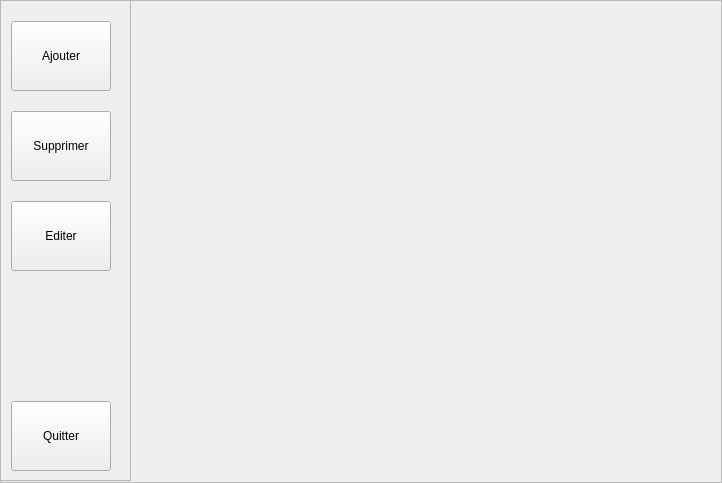
Before: the Qt Designer form ui/frameAdmin.ui in KaneRoot/ihmsem6a, drawn with Qt 5.
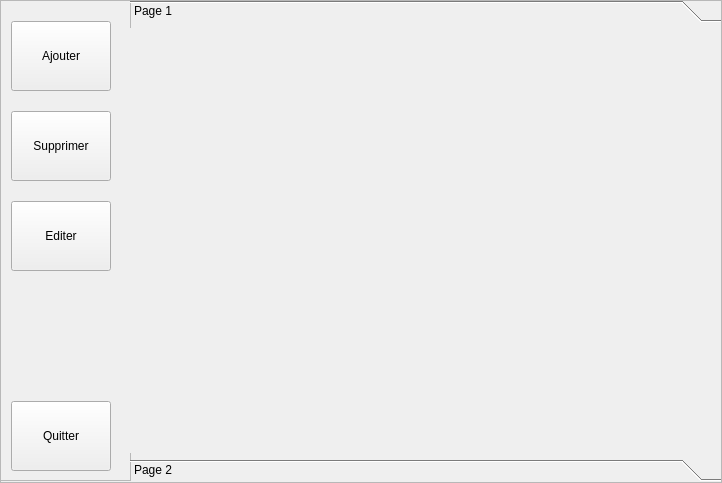
After: the same form once the commit is applied.

```diff
--- a/ui/frameAdmin.ui
+++ b/ui/frameAdmin.ui
@@ -94,6 +94,45 @@
     </widget>
    </widget>
   </widget>
+  <widget class="QToolBox" name="toolBox">
+   <property name="geometry">
+    <rect>
+     <x>130</x>
+     <y>0</y>
+     <width>591</width>
+     <height>481</height>
+    </rect>
+   </property>
+   <property name="currentIndex">
+    <number>0</number>
+   </property>
+   <widget class="QWidget" name="page">
+    <property name="geometry">
+     <rect>
+      <x>0</x>
+      <y>0</y>
+      <width>591</width>
+      <height>419</height>
+     </rect>
+    </property>
+    <attribute name="label">
+     <string>Page 1</string>
+    </attribute>
+   </widget>
+   <widget class="QWidget" name="page_2">
+    <property name="geometry">
+     <rect>
+      <x>0</x>
+      <y>0</y>
+      <width>591</width>
+      <height>419</height>
+     </rect>
+    </property>
+    <attribute name="label">
+     <string>Page 2</string>
+    </attribute>
+   </widget>
+  </widget>
  </widget>
  <resources/>
  <connections>
```
Left out of the diff: 4 changed lines with no effect on the pictures.
